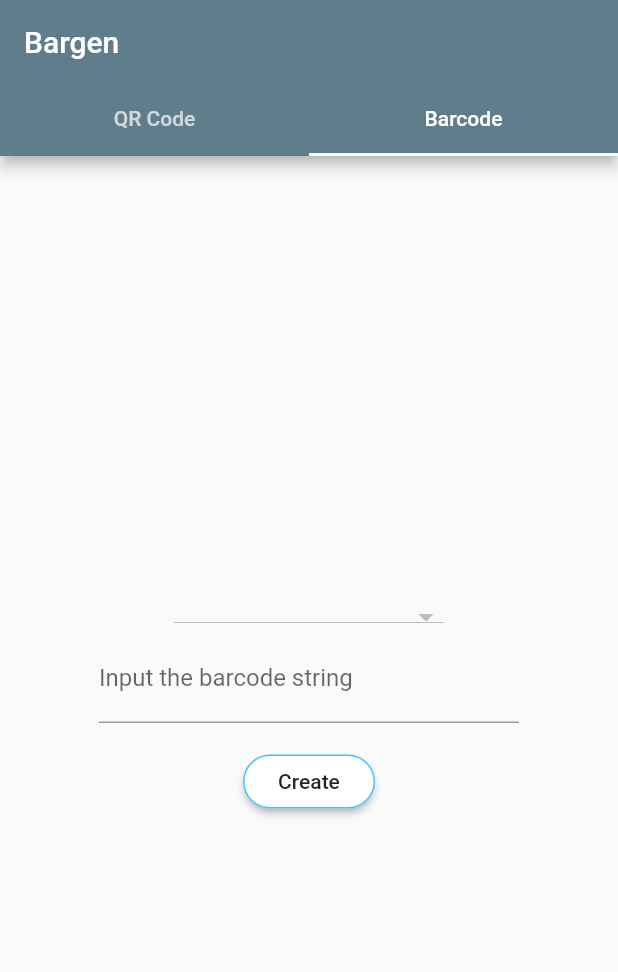
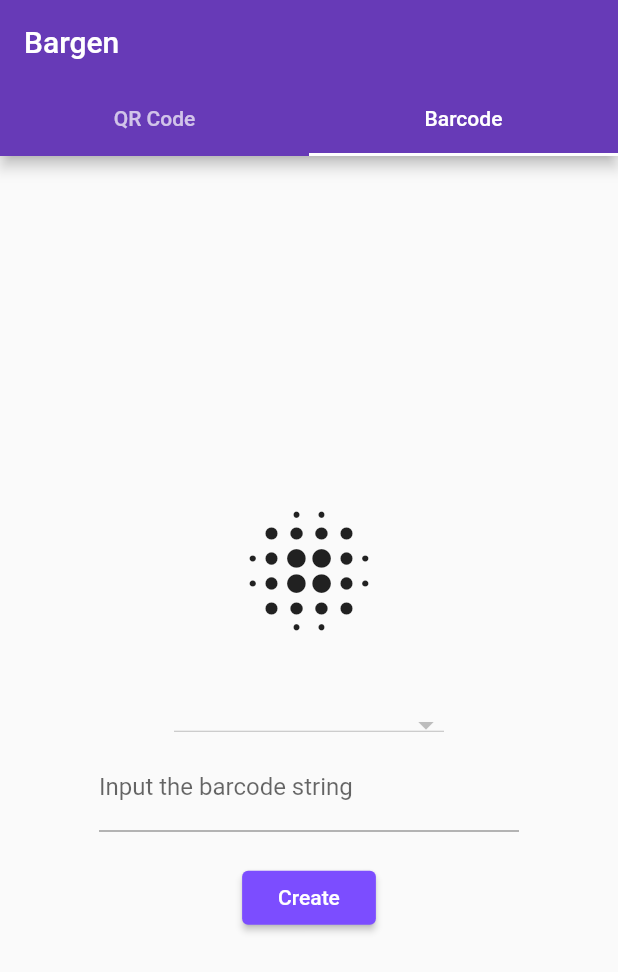
Before and after one commit to yasukotelin/bargen, a Flutter app: the screen it shows after launch, tab 2 chosen, after a tap on "Create", on a phone screen of 412 x 824 dp. Shown: the top 972 px of the screen. Run offline on Flutter 3.47's test engine with Material 2 defaults, Android fonts, the phone set to English and light mode, and no system bars; our stand-ins replace qr_flutter; missing offline and left inert: barcode_flutter.

Commit message:
Change the layout and primary color

```diff
--- a/lib/main.dart
+++ b/lib/main.dart
@@ -10,7 +10,11 @@ class App extends StatelessWidget {
     return MaterialApp(
       title: 'Bargen',
       theme: ThemeData(
-        primarySwatch: Colors.blueGrey,
+        primarySwatch: Colors.deepPurple,
+        buttonTheme: ButtonThemeData(
+          buttonColor: Colors.deepPurpleAccent,
+          textTheme: ButtonTextTheme.primary,
+        ),
       ),
       home: HomePage(),
     );
--- a/lib/ui/page/home/barcode_page.dart
+++ b/lib/ui/page/home/barcode_page.dart
@@ -13,7 +13,7 @@ class _BarcodePageState extends State<BarcodePage> {
   final _barcodeStringController = TextEditingController();
   BarCodeType _selectedBarcodeType = BarCodeType.Code39;
   BarCodeType _barcodeType;
-  String _barcodeString;
+  String _barcodeString = "";
 
   @override
   Widget build(BuildContext context) {
@@ -30,10 +30,16 @@ class _BarcodePageState extends State<BarcodePage> {
     );
   }
 
-  Barcode _barcode() {
-    return Barcode(
-      barcodeString: _barcodeString,
-      codeType: _barcodeType,
+  Widget _barcode() {
+    return Container(
+      alignment: Alignment.center,
+      height: 150,
+      child: _barcodeString.isEmpty
+          ? Icon(Icons.blur_on, size: 100)
+          : Barcode(
+              barcodeString: _barcodeString,
+              codeType: _barcodeType,
+            ),
     );
   }
 
@@ -78,9 +84,9 @@ class _BarcodePageState extends State<BarcodePage> {
 
   Widget _createButton() {
     return Container(
-      margin: EdgeInsets.only(top: 15.0),
-      child: BorderEllipseButton(
-        text: "Create",
+      margin: EdgeInsets.only(top: 20.0),
+      child: RaisedButton(
+        child: Text("Create"),
         onPressed: () {
           setState(() {
             _barcodeString = _barcodeStringController.text;
--- a/lib/ui/page/home/qrcode_page.dart
+++ b/lib/ui/page/home/qrcode_page.dart
@@ -29,11 +29,15 @@ class _QRCodePageState extends State<QRCodePage> {
 
   Widget _qrcode() {
     return Container(
-      child: QrImage(
-        data: _codeText,
-        version: QrVersions.auto,
-        size: 150.0,
-      ),
+      height: 200,
+      alignment: Alignment.center,
+      child: _codeText.isEmpty
+          ? Icon(Icons.select_all, size: 100.0)
+          : QrImage(
+              data: _codeText,
+              version: QrVersions.auto,
+              size: 150.0,
+            ),
     );
   }
 
@@ -53,9 +57,9 @@ class _QRCodePageState extends State<QRCodePage> {
 
   Widget _createButton() {
     return Container(
-      margin: EdgeInsets.only(top: 15.0),
-      child: BorderEllipseButton(
-        text: "Create",
+      margin: EdgeInsets.only(top: 20.0),
+      child: RaisedButton(
+        child: Text("Create"),
         onPressed: () {
           setState(() {
             _codeText = _codeStringControler.text;
```
